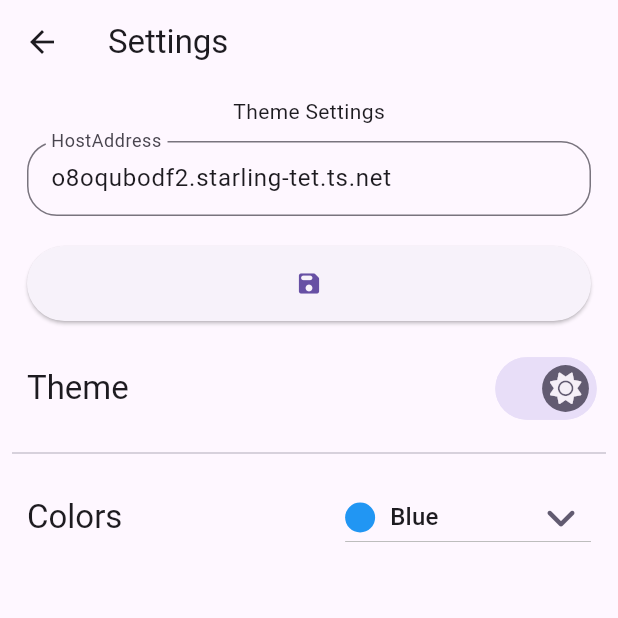
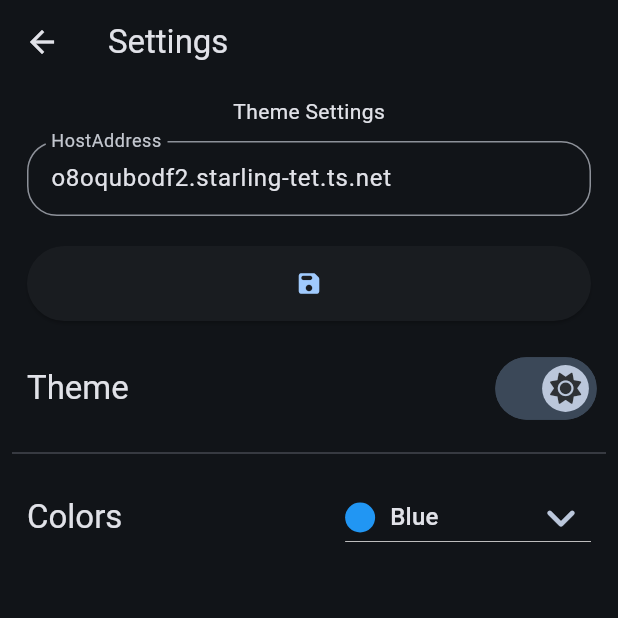
Before and after one commit to vedantjain8/localhub, a Flutter app: the screen it shows after launch, after a tap on "Settings", on a phone screen of 412 x 824 dp, the top half of it. Run offline on Flutter 3.47's test engine with Material 3 defaults, Android fonts, the phone set to English and light mode, and no system bars; our stand-ins replace cached_network_image, csc_picker, dropdown_search, flutter_markdown, flutter_secure_storage, font_awesome_flutter and 4 more; network calls fail; project files that could hold a hidden picture were left out.

Commit message:
fix: settings theme on main.dart

```diff
--- a/flutter/localhub/lib/main.dart
+++ b/flutter/localhub/lib/main.dart
@@ -40,8 +40,11 @@ Future<void> checkAppVersion() async {
   if (versionFromApi == null) {
     final GlobalKey<NavigatorState> navigatorKey = GlobalKey<NavigatorState>();
 
-    runApp(
-      MaterialApp(
+    runApp(ValueListenableBuilder(
+      valueListenable: AppTheme.themeNotifier,
+      builder: (context, theme, child) {
+        return MaterialApp(
+          theme: theme,
           navigatorKey: navigatorKey,
           debugShowCheckedModeBanner: false,
           home: Scaffold(
@@ -61,8 +64,9 @@ Future<void> checkAppVersion() async {
               ],
             ),
           ),
-      ),
         );
+      },
+    ));
   } else {
     PackageInfo packageInfo = await PackageInfo.fromPlatform();
     // String appName = packageInfo.appName;
@@ -80,7 +84,12 @@ Future<void> checkAppVersion() async {
     if (version != versionFromApi) {
       final GlobalKey<NavigatorState> navigatorKey =
           GlobalKey<NavigatorState>();
-      runApp(MaterialApp(
+      runApp(
+        ValueListenableBuilder(
+          valueListenable: AppTheme.themeNotifier,
+          builder: (context, theme, child) {
+            return MaterialApp(
+              theme: theme,
               navigatorKey: navigatorKey,
               debugShowCheckedModeBanner: false,
               home: Scaffold(
@@ -105,7 +114,10 @@ Future<void> checkAppVersion() async {
                   ],
                 ),
               ),
-      ));
+            );
+          },
+        ),
+      );
     } else {
       runApp(MainApp());
     }
```
Lines whose indentation alone changed are shown as unchanged.
